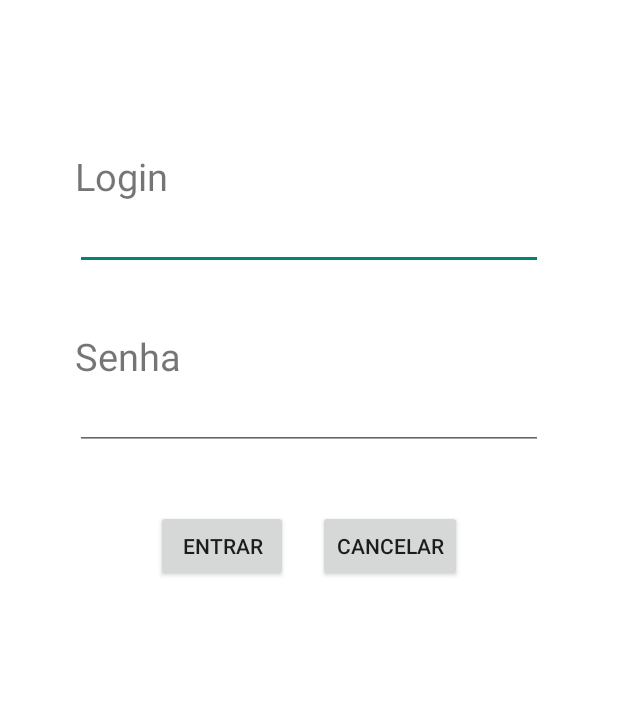
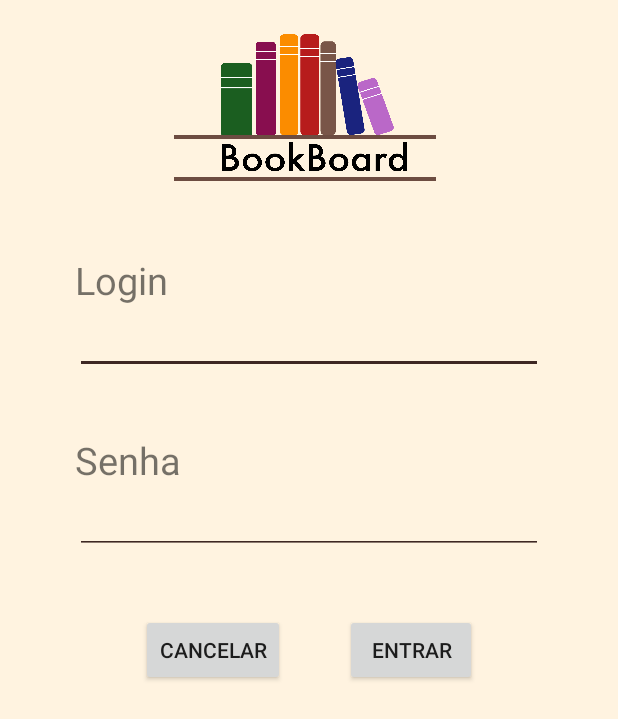
Before and after one commit to francisceioseph/BookBoard, an Android app: the screen it shows after launch (LoginActivity), on a phone screen of 412 x 824 dp. Shown: the top 719 px of the screen. Run offline under Robolectric (Android 15) with nearby library versions, the phone set to English and light mode, and no system bars.

```diff
--- a/app/src/main/java/br/edu/ifce/engcomp/psi/bookboard/LoginActivity.java
+++ b/app/src/main/java/br/edu/ifce/engcomp/psi/bookboard/LoginActivity.java
@@ -1,11 +1,15 @@
 package br.edu.ifce.engcomp.psi.bookboard;
 
 import android.app.Activity;
+import android.content.Context;
 import android.content.Intent;
 import android.os.Bundle;
+import android.view.KeyEvent;
 import android.view.View;
+import android.view.inputmethod.InputMethodManager;
 import android.widget.Button;
 import android.widget.EditText;
+import android.widget.TextView;
 import android.widget.Toast;
 
 import br.edu.ifce.engcomp.psi.dao.PersonDAO;
--- a/app/src/main/java/br/edu/ifce/engcomp/psi/bookboard/SplashScreenActivity.java
+++ b/app/src/main/java/br/edu/ifce/engcomp/psi/bookboard/SplashScreenActivity.java
@@ -20,8 +20,8 @@ public class SplashScreenActivity extends Activity implements Runnable{
         super.onCreate(saveInstanceBundle);
         setContentView(R.layout.tela_abertura);
 
-        insertUserDB();
-        BookForDB.getBookForDB(getResources(), this);
+//        insertUserDB();
+//        BookForDB.getBookForDB(getResources(), this);
         Handler splashScreenHandle = new Handler();
         splashScreenHandle.postDelayed(SplashScreenActivity.this,4000);
     }
--- a/app/src/main/res/layout/login_layout.xml
+++ b/app/src/main/res/layout/login_layout.xml
@@ -1,25 +1,38 @@
 <?xml version="1.0" encoding="utf-8"?>
 <LinearLayout xmlns:android="http://schemas.android.com/apk/res/android"
-    android:orientation="vertical" android:layout_width="match_parent"
+    android:orientation="vertical"
+    android:layout_width="match_parent"
     android:layout_height="fill_parent"
-    android:background="#FFFFFF"
-    android:weightSum="1">
+    android:background="#fff3e0"
+    android:weightSum="1"
+    android:id="@+id/loginLinearLayout">
+
+    <ImageView
+        android:layout_width="217dp"
+        android:layout_height="144dp"
+        android:id="@+id/imageView"
+        android:layout_gravity="center_horizontal"
+        android:src="@drawable/bookboardsplash" />
 
     <TextView
         android:layout_width="wrap_content"
         android:layout_height="wrap_content"
         android:text="Login"
-        android:layout_marginTop="100dp"
+        android:layout_marginTop="25dp"
         android:layout_marginLeft="50dp"
         android:textSize="25sp"
-        />
+        android:backgroundTint="#3e2723"
+        android:id="@+id/labelNomeLogin" />
 
     <EditText
         android:id="@+id/login"
         android:layout_width="match_parent"
         android:layout_height="wrap_content"
         android:layout_marginLeft="50dp"
-        android:layout_marginRight="50dp" />
+        android:layout_marginRight="50dp"
+        android:backgroundTint="#3e2723"
+        android:imeOptions="actionDone"
+        />
 
     <TextView
         android:layout_width="wrap_content"
@@ -27,7 +40,8 @@
         android:text="Senha"
         android:layout_marginTop="40dp"
         android:layout_marginLeft="50dp"
-        android:textSize="25sp" />
+        android:textSize="25sp"
+        android:backgroundTint="#3e2723" />
 
     <EditText
         android:id="@+id/senha"
@@ -35,7 +49,10 @@
         android:layout_height="wrap_content"
         android:layout_marginLeft="50dp"
         android:inputType="textPassword"
-        android:layout_marginRight="50dp" />
+        android:layout_marginRight="50dp"
+        android:backgroundTint="#3e2723"
+        android:imeOptions="actionDone"
+        />
 
     <LinearLayout
         android:layout_width="match_parent"
@@ -52,15 +69,18 @@
         <Button
             android:layout_width="wrap_content"
             android:layout_height="wrap_content"
+            android:text="Cancelar"
+            android:id="@+id/btnCancel"
             android:layout_marginRight="20dp"
-            android:text="Entrar"
-            android:id="@+id/btnEntrar"
-            />
+            android:layout_marginLeft="10dp" />
+
         <Button
             android:layout_width="wrap_content"
             android:layout_height="wrap_content"
-            android:text="Cancelar"
-            android:id="@+id/btnCancel"/>
+            android:layout_marginRight="10dp"
+            android:text="Entrar"
+            android:id="@+id/btnEntrar"
+            android:layout_marginLeft="20dp" />
     </LinearLayout>
 
 </LinearLayout>
```
Also changed, not shown: app/src/main/java/br/edu/ifce/engcomp/psi/bookboard/NavigationDrawerFragment.java (+6 -6 lines), app/src/main/res/layout/activity_main.xml (+5 -4 lines), app/src/main/res/layout/listitem.xml (+5 -3 lines), app/src/main/res/drawable/chat.png (added).
